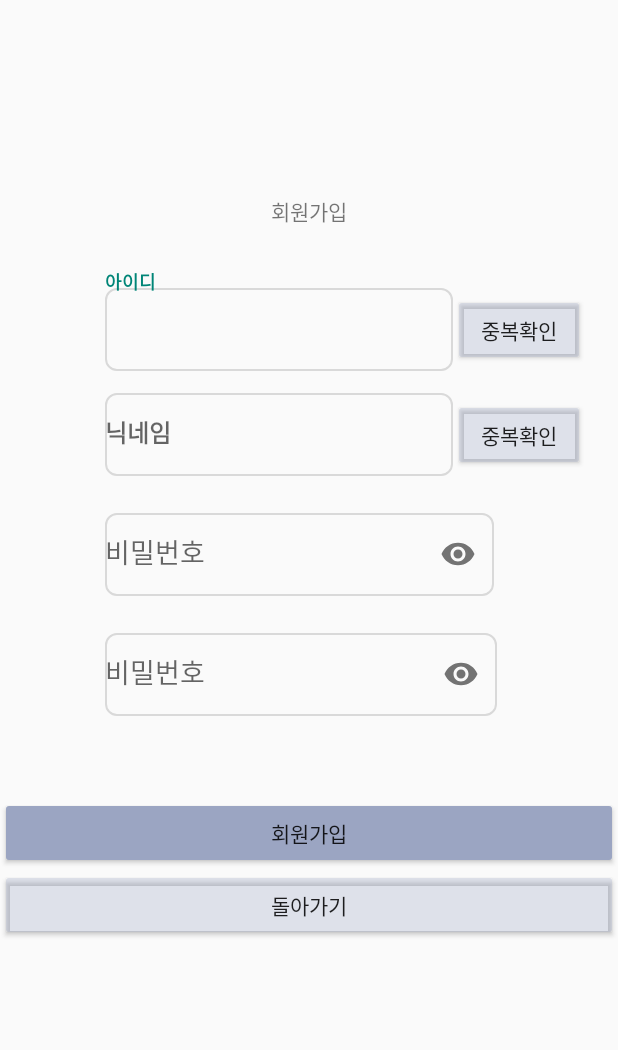
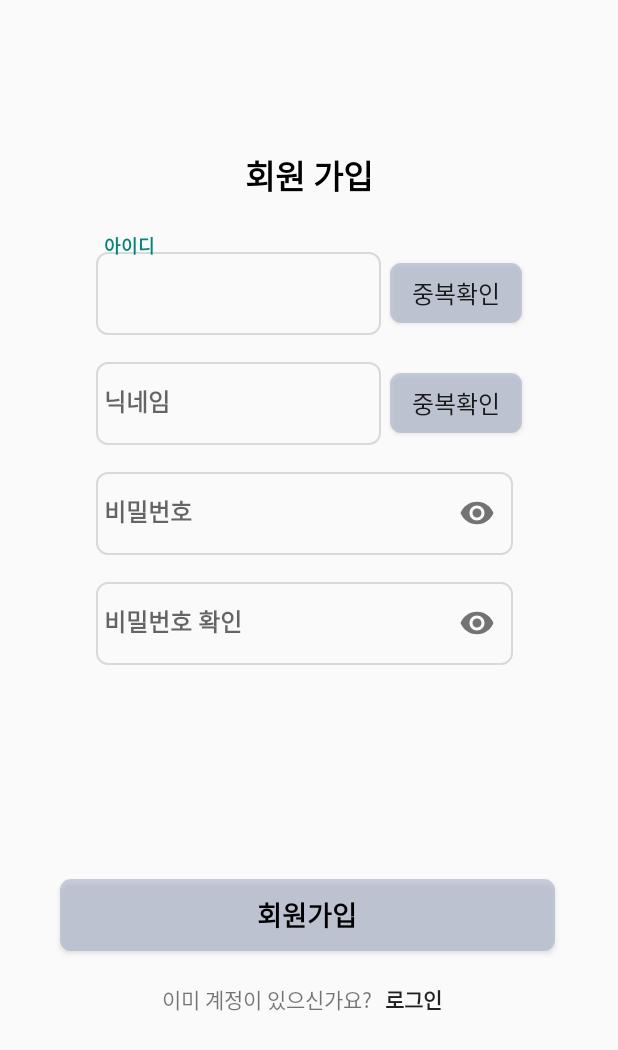
Before and after one commit to connecSWUn/eatswunee, an Android app: the RegisterActivity screen opened directly, with no data from a screen before it, on a phone screen of 412 x 824 dp. Shown: the top 1050 px of the screen. Run offline under Robolectric (Android 15) with nearby library versions, the phone set to English and light mode, and no system bars.

Commit message:
10 - 회원가입, 로그인 수정

```diff
--- a/app/src/main/res/layout/activity_login.xml
+++ b/app/src/main/res/layout/activity_login.xml
@@ -8,15 +8,38 @@
     android:orientation="vertical">
 
 
-    <com.google.android.material.textfield.TextInputLayout
-        android:id="@+id/textInputLayout1"
+    <LinearLayout
+        android:id="@+id/linearLayout13"
         android:layout_width="match_parent"
-        android:layout_height="55dp"
-        android:layout_marginTop="140dp"
+        android:layout_height="wrap_content"
+        android:layout_marginTop="100dp"
+        android:gravity="center"
+        android:orientation="horizontal"
         app:layout_constraintEnd_toEndOf="parent"
         app:layout_constraintHorizontal_bias="0.0"
         app:layout_constraintStart_toStartOf="parent"
         app:layout_constraintTop_toTopOf="parent">
+
+        <TextView
+            android:id="@+id/textView9"
+            android:layout_width="wrap_content"
+            android:layout_height="wrap_content"
+            android:gravity="center"
+            android:text="로그인"
+            android:textColor="@color/black"
+            android:textSize="22sp"
+            android:textStyle="bold" />
+    </LinearLayout>
+
+    <com.google.android.material.textfield.TextInputLayout
+        android:id="@+id/textInputLayout1"
+        android:layout_width="match_parent"
+        android:layout_height="wrap_content"
+        android:layout_marginTop="24dp"
+        app:layout_constraintEnd_toEndOf="parent"
+        app:layout_constraintHorizontal_bias="0.0"
+        app:layout_constraintStart_toStartOf="parent"
+        app:layout_constraintTop_toBottomOf="@+id/linearLayout13">
 
         <com.google.android.material.textfield.TextInputEditText
             android:id="@+id/idInput"
@@ -25,7 +48,6 @@
             android:layout_marginStart="64dp"
             android:layout_marginEnd="64dp"
             android:background="@drawable/profile_stroke_background"
-            android:backgroundTint="#F8F7F5"
             android:ems="10"
             android:hint="아이디"
             android:inputType="textPersonName"
@@ -41,10 +63,10 @@
 
     <Button
         android:id="@+id/button5"
-        android:layout_width="350dp"
+        android:layout_width="330dp"
         android:layout_height="wrap_content"
         android:layout_gravity="center"
-        android:layout_marginTop="40dp"
+        android:layout_marginTop="36dp"
         android:background="@drawable/custom_login_button"
         android:backgroundTint="#9BA5C2"
         android:text="로그인"
@@ -57,7 +79,7 @@
 
     <Button
         android:id="@+id/button9"
-        android:layout_width="350dp"
+        android:layout_width="330dp"
         android:layout_height="wrap_content"
         android:layout_gravity="center"
         android:layout_marginTop="16dp"
@@ -76,7 +98,7 @@
         android:id="@+id/textView10"
         android:layout_width="match_parent"
         android:layout_height="wrap_content"
-        android:layout_marginTop="24dp"
+        android:layout_marginTop="12dp"
         android:gravity="center"
         android:text="또는"
         app:layout_constraintEnd_toEndOf="parent"
@@ -86,10 +108,10 @@
 
     <Button
         android:id="@+id/button6"
-        android:layout_width="350dp"
+        android:layout_width="330dp"
         android:layout_height="wrap_content"
         android:layout_gravity="center"
-        android:layout_marginTop="28dp"
+        android:layout_marginTop="12dp"
         android:background="@drawable/google_login_button"
         android:drawableLeft="@drawable/google_login_logo"
         android:text="GOOGLE로 로그인"
@@ -104,8 +126,8 @@
     <com.google.android.material.textfield.TextInputLayout
         android:id="@+id/textInputLayout2"
         android:layout_width="match_parent"
-        android:layout_height="55dp"
-        android:layout_marginTop="8dp"
+        android:layout_height="wrap_content"
+        android:layout_marginTop="3dp"
         app:layout_constraintEnd_toEndOf="parent"
         app:layout_constraintHorizontal_bias="0.0"
         app:layout_constraintStart_toStartOf="parent"
@@ -119,7 +141,6 @@
             android:layout_marginStart="64dp"
             android:layout_marginEnd="64dp"
             android:background="@drawable/profile_stroke_background"
-            android:backgroundTint="#F8F7F5"
             android:ems="10"
             android:hint="비밀번호"
             android:inputType="textPassword"
@@ -137,7 +158,7 @@
     <LinearLayout
         android:layout_width="match_parent"
         android:layout_height="wrap_content"
-        android:layout_marginBottom="28dp"
+        android:layout_marginBottom="36dp"
         android:gravity="center"
         android:orientation="horizontal"
         app:layout_constraintBottom_toBottomOf="parent"
@@ -153,10 +174,11 @@
 
         <Button
             android:id="@+id/button10"
-            android:layout_width="100dp"
+            android:layout_width="65dp"
             android:layout_height="wrap_content"
             android:background="#00ff0000"
-            android:text="가입하기" />
+            android:text="가입하기"
+            android:textStyle="bold" />
     </LinearLayout>
 
 </androidx.constraintlayout.widget.ConstraintLayout>
--- a/app/src/main/res/layout/activity_register.xml
+++ b/app/src/main/res/layout/activity_register.xml
@@ -1,5 +1,5 @@
 <?xml version="1.0" encoding="utf-8"?>
-<LinearLayout
+<androidx.constraintlayout.widget.ConstraintLayout
     xmlns:android="http://schemas.android.com/apk/res/android"
     xmlns:app="http://schemas.android.com/apk/res-auto"
     xmlns:tools="http://schemas.android.com/tools"
@@ -9,95 +9,182 @@
 
     <LinearLayout
         android:layout_width="match_parent"
-        android:layout_height="match_parent"
-        android:orientation="vertical">
+        android:layout_height="wrap_content"
+        android:layout_marginTop="8dp"
+        android:gravity="center"
+        android:orientation="horizontal"
+        app:layout_constraintEnd_toEndOf="parent"
+        app:layout_constraintHorizontal_bias="0.0"
+        app:layout_constraintStart_toStartOf="parent"
+        app:layout_constraintTop_toBottomOf="@+id/join_button">
+
+        <TextView
+            android:id="@+id/textView12"
+            android:layout_width="wrap_content"
+            android:layout_height="wrap_content"
+            android:text="이미 계정이 있으신가요?" />
+
+        <Button
+            android:id="@+id/button10"
+            android:layout_width="55dp"
+            android:layout_height="wrap_content"
+            android:background="#00ff0000"
+            android:text="로그인"
+            android:textStyle="bold" />
+    </LinearLayout>
 
     <LinearLayout
+        android:id="@+id/linearLayout13"
         android:layout_width="match_parent"
         android:layout_height="wrap_content"
+        android:layout_marginTop="100dp"
+        android:gravity="center"
         android:orientation="horizontal"
-            android:gravity="center"
-            android:layout_marginTop="130dp">
+        app:layout_constraintEnd_toEndOf="parent"
+        app:layout_constraintHorizontal_bias="0.0"
+        app:layout_constraintStart_toStartOf="parent"
+        app:layout_constraintTop_toTopOf="parent">
 
         <TextView
             android:id="@+id/textView9"
-                android:layout_width="match_parent"
+            android:layout_width="wrap_content"
             android:layout_height="wrap_content"
             android:gravity="center"
-                android:text="회원가입" />
+            android:text="회원 가입"
+            android:textColor="@color/black"
+            android:textSize="22sp"
+            android:textStyle="bold" />
     </LinearLayout>
 
     <LinearLayout
+        android:id="@+id/linearLayout14"
         android:layout_width="match_parent"
         android:layout_height="wrap_content"
+        android:layout_marginTop="24dp"
         android:orientation="horizontal"
-            android:layout_marginTop="30dp"
-            android:layout_marginLeft="20dp">
+        app:layout_constraintEnd_toEndOf="parent"
+        app:layout_constraintStart_toStartOf="parent"
+        app:layout_constraintTop_toBottomOf="@+id/linearLayout13">
 
         <com.google.android.material.textfield.TextInputLayout
             android:id="@+id/textInputLayout1"
-                android:layout_width="wrap_content"
+            android:layout_width="260dp"
             android:layout_height="70dp">
 
             <com.google.android.material.textfield.TextInputEditText
                 android:id="@+id/idInput"
-                    android:layout_width="232dp"
+                android:layout_width="190dp"
                 android:layout_height="55dp"
-                    android:layout_marginLeft="50dp"
+                android:layout_marginStart="64dp"
+                android:layout_marginEnd="64dp"
+                android:background="@drawable/profile_stroke_background"
+                android:ems="10"
                 android:hint="아이디"
-                    android:inputType="text"
+                android:inputType="textPersonName"
+                android:padding="5dp"
                 android:textSize="16sp"
                 android:textStyle="bold"
-                    android:background="@drawable/profile_stroke_background"/>
+                app:layout_constraintBottom_toTopOf="@+id/passwordInput"
+                app:layout_constraintEnd_toEndOf="parent"
+                app:layout_constraintHorizontal_bias="0.333"
+                app:layout_constraintStart_toStartOf="parent"
+                app:layout_constraintTop_toBottomOf="@+id/loginText" />
         </com.google.android.material.textfield.TextInputLayout>
 
         <Button
             android:id="@+id/button4"
             android:layout_width="wrap_content"
-                android:layout_height="wrap_content"
+            android:layout_height="40dp"
+            android:background="@drawable/profile_button_background"
             android:text="중복확인"
-                android:backgroundTint="#4D9BA5C2"/>
+            android:textSize="16sp" />
 
     </LinearLayout>
 
     <LinearLayout
+        android:id="@+id/linearLayout17"
         android:layout_width="match_parent"
         android:layout_height="wrap_content"
+        android:layout_marginTop="3dp"
         android:orientation="horizontal"
-            android:layout_marginLeft="20dp">
+        app:layout_constraintEnd_toEndOf="parent"
+        app:layout_constraintStart_toStartOf="parent"
+        app:layout_constraintTop_toBottomOf="@+id/linearLayout16"
+        app:passwordToggleEnabled="true">
+
+        <com.google.android.material.textfield.TextInputLayout
+            android:id="@+id/btn_show2"
+            android:layout_width="match_parent"
+            android:layout_height="70dp"
+            app:passwordToggleEnabled="true">
+
+            <EditText
+                android:id="@+id/join_pwck"
+                android:layout_width="278dp"
+                android:layout_height="55dp"
+                android:layout_marginStart="64dp"
+                android:layout_marginEnd="64dp"
+                android:background="@drawable/profile_stroke_background"
+                android:ems="10"
+                android:hint="비밀번호 확인"
+                android:inputType="textPassword"
+                android:padding="5dp"
+                android:textSize="16sp"
+                android:textStyle="bold" />
+
+        </com.google.android.material.textfield.TextInputLayout>
+
+    </LinearLayout>
+
+    <LinearLayout
+        android:id="@+id/linearLayout15"
+        android:layout_width="match_parent"
+        android:layout_height="wrap_content"
+        android:layout_marginTop="3dp"
+        android:orientation="horizontal"
+        app:layout_constraintEnd_toEndOf="parent"
+        app:layout_constraintStart_toStartOf="parent"
+        app:layout_constraintTop_toBottomOf="@+id/linearLayout14">
 
         <com.google.android.material.textfield.TextInputLayout
             android:id="@+id/textInputLayout2"
-                android:layout_width="wrap_content"
+            android:layout_width="260dp"
             android:layout_height="70dp">
 
             <com.google.android.material.textfield.TextInputEditText
                 android:id="@+id/nickInput"
-                    android:layout_width="232dp"
+                android:layout_width="190dp"
                 android:layout_height="55dp"
-                    android:layout_marginLeft="50dp"
+                android:layout_marginStart="64dp"
+                android:layout_marginEnd="64dp"
+                android:background="@drawable/profile_stroke_background"
                 android:ems="10"
                 android:hint="닉네임"
                 android:inputType="text"
+                android:padding="5dp"
                 android:textSize="16sp"
-                    android:textStyle="bold"
-                    android:background="@drawable/profile_stroke_background" />
+                android:textStyle="bold" />
         </com.google.android.material.textfield.TextInputLayout>
+
         <Button
             android:id="@+id/buttondbl"
             android:layout_width="wrap_content"
-                android:layout_height="wrap_content"
+            android:layout_height="40dp"
+            android:background="@drawable/profile_button_background"
             android:text="중복확인"
-                android:backgroundTint="#4D9BA5C2"/>
+            android:textSize="16sp" />
 
     </LinearLayout>
 
     <LinearLayout
+        android:id="@+id/linearLayout16"
         android:layout_width="match_parent"
         android:layout_height="wrap_content"
+        android:layout_marginTop="3dp"
         android:orientation="horizontal"
-            android:layout_marginTop="10dp"
-            android:layout_marginLeft="20dp"
+        app:layout_constraintEnd_toEndOf="parent"
+        app:layout_constraintStart_toStartOf="parent"
+        app:layout_constraintTop_toBottomOf="@+id/linearLayout15"
         app:passwordToggleEnabled="true">
 
         <com.google.android.material.textfield.TextInputLayout
@@ -108,45 +195,17 @@
 
             <EditText
                 android:id="@+id/join_pw"
-                    android:layout_width="259dp"
+                android:layout_width="278dp"
                 android:layout_height="55dp"
-                    android:layout_marginLeft="50dp"
-                    android:layout_marginTop="16dp"
-                    android:hint="비밀번호"
-                    android:contentDescription="pw"
-                    android:inputType="textPassword"
-                    android:minHeight="48dp"
-                    android:background="@drawable/profile_stroke_background"/>
-
-            </com.google.android.material.textfield.TextInputLayout>
-
-        </LinearLayout>
-
-        <LinearLayout
-            android:layout_width="match_parent"
-            android:layout_height="wrap_content"
-            android:orientation="horizontal"
-            android:layout_marginTop="10dp"
-            android:layout_marginLeft="20dp"
-            app:passwordToggleEnabled="true">
-
-            <com.google.android.material.textfield.TextInputLayout
-                android:id="@+id/btn_show2"
-                android:layout_width="match_parent"
-                android:layout_height="70dp"
-                app:passwordToggleEnabled="true">
-
-                <EditText
-                    android:id="@+id/join_pwck"
-                    android:layout_width="261dp"
-                    android:layout_height="55dp"
-                    android:layout_marginLeft="50dp"
-                    android:layout_marginTop="16dp"
-                    android:contentDescription="id"
+                android:layout_marginStart="64dp"
+                android:layout_marginEnd="64dp"
+                android:background="@drawable/profile_stroke_background"
+                android:ems="10"
                 android:hint="비밀번호"
                 android:inputType="textPassword"
-                    android:minHeight="48dp"
-                    android:background="@drawable/profile_stroke_background"/>
+                android:padding="5dp"
+                android:textSize="16sp"
+                android:textStyle="bold" />
 
         </com.google.android.material.textfield.TextInputLayout>
 
@@ -154,18 +213,18 @@
 
     <Button
         android:id="@+id/join_button"
-            android:layout_width="match_parent"
+        android:layout_width="330dp"
         android:layout_height="wrap_content"
-            android:layout_marginTop="50dp"
-            android:backgroundTint="#9BA5C2"
-            android:text="회원가입" />
+        android:layout_marginBottom="52dp"
+        android:background="@drawable/profile_button_background"
+        android:text="회원가입"
+        android:textColor="@color/black"
+        android:textSize="18sp"
+        android:textStyle="bold"
+        app:layout_constraintBottom_toBottomOf="parent"
+        app:layout_constraintEnd_toEndOf="parent"
+        app:layout_constraintHorizontal_bias="0.491"
+        app:layout_constraintStart_toStartOf="parent"
+        app:layout_constraintTop_toBottomOf="@+id/linearLayout17" />
 
-        <Button
-            android:id="@+id/return_button"
-            android:layout_width="match_parent"
-            android:layout_height="wrap_content"
-            android:backgroundTint="#4D9BA5C2"
-            android:text="돌아가기" />
-
-    </LinearLayout>
-</LinearLayout>
+</androidx.constraintlayout.widget.ConstraintLayout>
```
Lines whose indentation alone changed are shown as unchanged.
